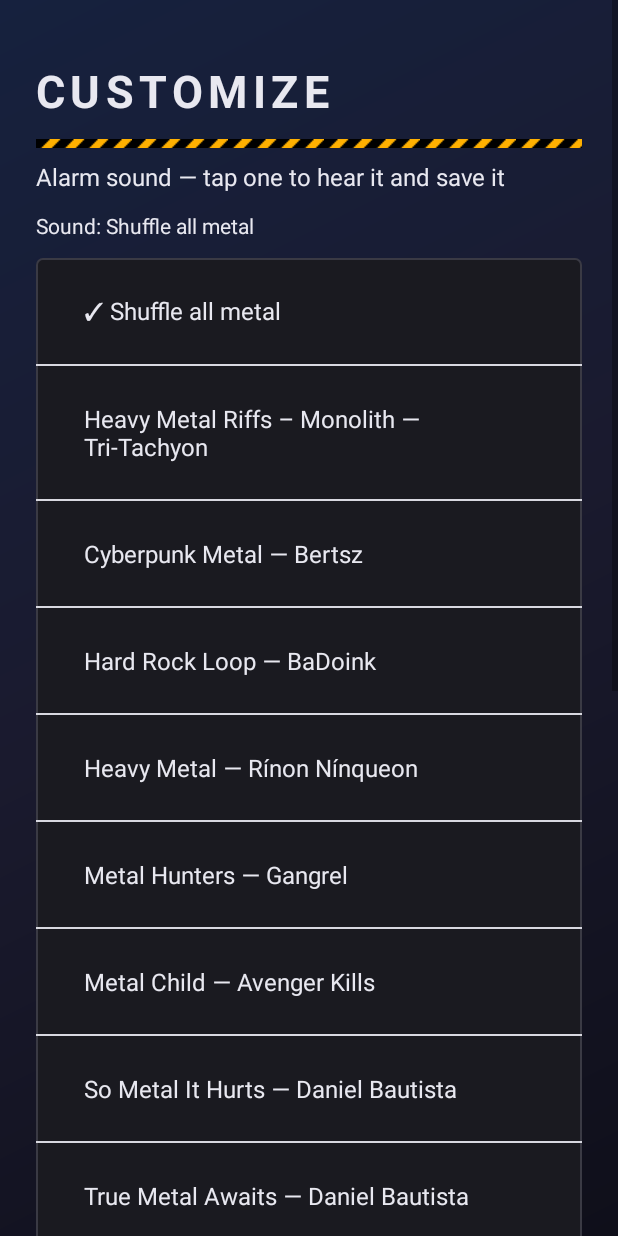
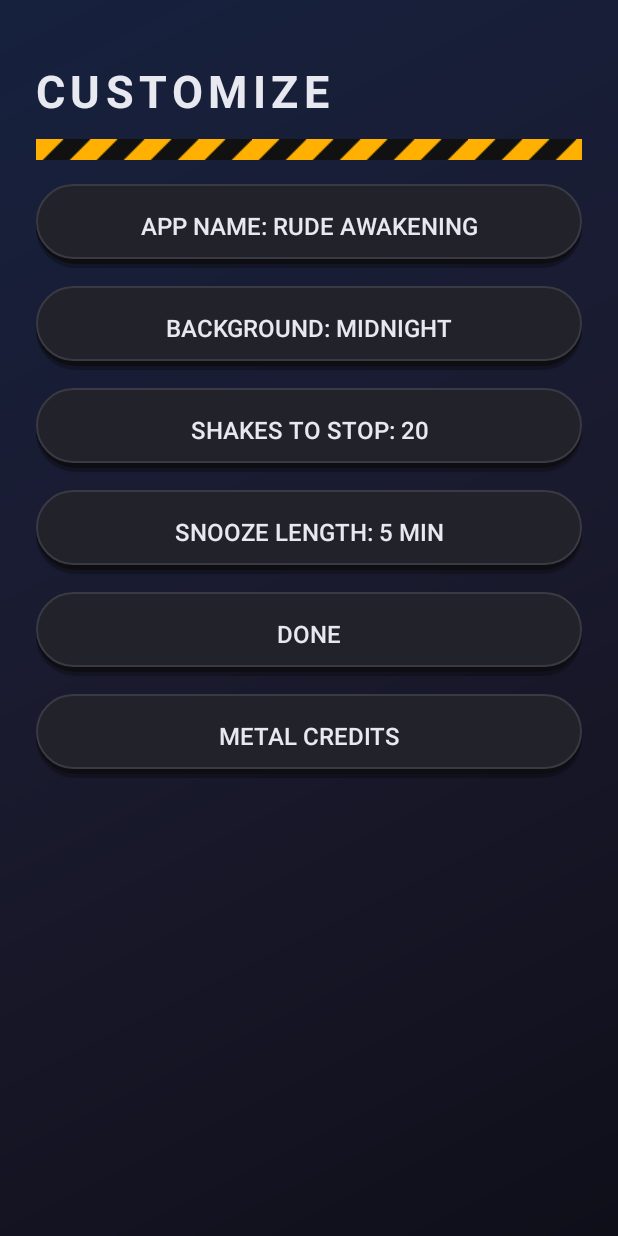
Before and after one commit to JPDimples/rude-awakening, an Android app: the screen it shows after launch (SettingsActivity), after a tap on "CUSTOMIZE", on a phone screen of 412 x 824 dp. Run offline under Robolectric (Android 15) with nearby library versions, the phone set to English and light mode, and no system bars.

Commit message:
Rude Awakening v1.8: scroll-box alarm list, no sound list, credits button, bigger tape
- Credits paragraph off the bottom of Customize: now a Metal credits
  button showing the credits in a dialog.
- Sound picker list removed from Customize; the saved sound (Shuffle
  all metal) is used as-is.
- Alarm list back in its own 260dp box with a visible side scrollbar,
  so the home page itself doesn't scroll.
- Caution tape bar 14dp with a bigger, thicker-striped tile (144x24).
- Stale 'Alarm set for ...' log line is cleared when no alarms exist.

```diff
--- a/app/src/main/AndroidManifest.xml
+++ b/app/src/main/AndroidManifest.xml
@@ -1,8 +1,8 @@
 <?xml version="1.0" encoding="utf-8"?>
 <manifest xmlns:android="http://schemas.android.com/apk/res/android"
     package="com.johnparnham.rudeawakening"
-    android:versionCode="8"
-    android:versionName="1.7">
+    android:versionCode="9"
+    android:versionName="1.8">
 
     <uses-sdk android:minSdkVersion="26" android:targetSdkVersion="34" />
 
--- a/app/src/main/java/com/johnparnham/rudeawakening/MainActivity.kt
+++ b/app/src/main/java/com/johnparnham/rudeawakening/MainActivity.kt
@@ -103,6 +103,8 @@ class MainActivity : Activity() {
                 setPadding(8, 24, 8, 24)
             }
             alarmListContainer.addView(empty)
+            // Don't leave a stale "Alarm set for ..." log when no alarms exist.
+            statusLogText.text = ""
         }
         for (alarm in alarms) {
             alarmListContainer.addView(buildAlarmCard(alarm))
--- a/app/src/main/java/com/johnparnham/rudeawakening/SettingsActivity.kt
+++ b/app/src/main/java/com/johnparnham/rudeawakening/SettingsActivity.kt
@@ -4,10 +4,8 @@ import android.app.Activity
 import android.app.AlertDialog
 import android.content.Intent
 import android.os.Bundle
-import android.view.View
 import android.widget.Button
 import android.widget.EditText
-import android.widget.LinearLayout
 import android.widget.TextView
 import android.widget.Toast
 
@@ -18,13 +16,11 @@ import android.widget.Toast
  */
 class SettingsActivity : Activity() {
 
-    private lateinit var soundListContainer: LinearLayout
-    private lateinit var selectedSoundText: TextView
     private lateinit var nameButton: Button
     private lateinit var backgroundButton: Button
     private lateinit var shakesButton: Button
     private lateinit var snoozeButton: Button
-    private var clips: List<MetalClip> = emptyList()
+    private lateinit var metalCreditsButton: Button
 
     companion object {
         private const val PICK_PHOTO = 1001
@@ -34,21 +30,19 @@ class SettingsActivity : Activity() {
         super.onCreate(savedInstanceState)
         setContentView(R.layout.activity_settings)
 
-        soundListContainer = findViewById(R.id.soundListContainer)
-        selectedSoundText = findViewById(R.id.selectedSoundText)
         nameButton = findViewById(R.id.nameButton)
         backgroundButton = findViewById(R.id.backgroundButton)
         shakesButton = findViewById(R.id.shakesButton)
         snoozeButton = findViewById(R.id.snoozeButton)
+        metalCreditsButton = findViewById(R.id.metalCreditsButton)
 
-        clips = MetalPlayer.loadClips(this)
-        showSoundList()
         refreshButtons()
 
         nameButton.setOnClickListener { showNameDialog() }
         backgroundButton.setOnClickListener { showBackgroundDialog() }
         shakesButton.setOnClickListener { showShakesDialog() }
         snoozeButton.setOnClickListener { showSnoozeDialog() }
+        metalCreditsButton.setOnClickListener { showMetalCreditsDialog() }
         findViewById<Button>(R.id.doneButton).setOnClickListener {
             MetalPlayer.stop()
             finish()
@@ -88,52 +82,14 @@ class SettingsActivity : Activity() {
         }
     }
 
-    // v1.7: the sound list is plain rows inside the page's ScrollView, so
-    // the whole Customize page scrolls as one — the old fixed-height
-    // ListView trapped the clips in a 220dp box and cut the 5th row off.
-    private fun showSoundList() {
-        val saved = AlarmStore.getMetalClip(this)
-        soundListContainer.removeAllViews()
-        soundListContainer.setBackgroundResource(BackgroundHelper.cardRes(this))
-        val textColor = BackgroundHelper.textColor(this)
-
-        fun addRow(label: String, isSaved: Boolean, onTap: () -> Unit) {
-            val row = TextView(this).apply {
-                text = (if (isSaved) "✓ " else "") + label
-                textSize = 16f
-                setTextColor(textColor)
-                setPadding(48, 36, 48, 36)
-                setOnClickListener { onTap() }
-            }
-            soundListContainer.addView(row)
-            val divider = View(this).apply {
-                layoutParams = LinearLayout.LayoutParams(
-                    LinearLayout.LayoutParams.MATCH_PARENT, 2
-                )
-                setBackgroundColor(0xFFD8D8E0.toInt())
-            }
-            soundListContainer.addView(divider)
-        }
-
-        addRow("Shuffle all metal", saved == MetalPlayer.SHUFFLE) {
-            AlarmStore.setMetalClip(this, MetalPlayer.SHUFFLE)
-            MetalPlayer.play(this, MetalPlayer.SHUFFLE)
-            selectedSoundText.text = "Sound: Shuffle all metal"
-            Toast.makeText(this, "Sound saved: Shuffle all metal", Toast.LENGTH_SHORT).show()
-            showSoundList()
-        }
-        for (clip in clips) {
-            addRow("${clip.title} — ${clip.creator}", clip.file == saved) {
-                AlarmStore.setMetalClip(this, clip.file)
-                MetalPlayer.play(this, clip.file)
-                selectedSoundText.text = "Sound: ${clip.title} — ${clip.creator}"
-                Toast.makeText(this, "Sound saved: ${clip.title}", Toast.LENGTH_SHORT).show()
-                showSoundList()
-            }
-        }
-        val savedTitle = if (saved == MetalPlayer.SHUFFLE) "Shuffle all metal"
-            else clips.firstOrNull { it.file == saved }?.title ?: saved
-        selectedSoundText.text = "Sound: $savedTitle"
+    // v1.8: the credits paragraph lived at the bottom of this screen; it
+    // now lives behind a button instead.
+    private fun showMetalCreditsDialog() {
+        AlertDialog.Builder(this)
+            .setTitle("Metal clips")
+            .setMessage("“Heavy Metal Riffs – Monolith” by Tri-Tachyon (CC BY), “Cyberpunk Metal” by Bertsz (CC0), “Hard Rock Loop” by BaDoink (CC0), “Heavy Metal” by Rínon Nínqueon (CC BY-SA), “Metal Hunters” by Gangrel (CC BY), “Metal Child” by Avenger Kills (CC BY), “So Metal It Hurts” by Daniel Bautista (CC BY), “True Metal Awaits” by Daniel Bautista (CC BY), “Death Metal Tango” by SadClown (CC BY-SA), “Long Live Heavy Metal” by black city (CC BY-SA). Trimmed to 30-second clips.")
+            .setPositiveButton("OK", null)
+            .show()
     }
 
     private fun refreshButtons() {
--- a/app/src/main/res/layout/activity_alarm.xml
+++ b/app/src/main/res/layout/activity_alarm.xml
@@ -31,7 +31,7 @@
 
     <View
         android:layout_width="match_parent"
-        android:layout_height="6dp"
+        android:layout_height="14dp"
         android:background="@drawable/hazard_stripes"
         android:layout_marginTop="16dp" />
 
--- a/app/src/main/res/layout/activity_settings.xml
+++ b/app/src/main/res/layout/activity_settings.xml
@@ -24,33 +24,8 @@
 
         <View
             android:layout_width="match_parent"
-            android:layout_height="6dp"
+            android:layout_height="14dp"
             android:background="@drawable/hazard_stripes"
-            android:layout_marginTop="12dp" />
-
-        <TextView
-            android:layout_width="match_parent"
-            android:layout_height="wrap_content"
-            android:text="Alarm sound — tap one to hear it and save it"
-            android:textSize="16sp"
-            android:textColor="#8A8A9A"
-            android:layout_marginTop="8dp" />
-
-        <TextView
-            android:id="@+id/selectedSoundText"
-            android:layout_width="match_parent"
-            android:layout_height="wrap_content"
-            android:text=""
-            android:textSize="14sp"
-            android:textColor="#E8E8F0"
-            android:layout_marginTop="12dp" />
-
-        <LinearLayout
-            android:id="@+id/soundListContainer"
-            android:layout_width="match_parent"
-            android:layout_height="wrap_content"
-            android:orientation="vertical"
-            android:background="@drawable/card_bg"
             android:layout_marginTop="12dp" />
 
         <Button
@@ -103,13 +78,15 @@
             android:background="@drawable/button_bg"
             android:layout_marginTop="12dp" />
 
-        <TextView
+        <Button
+            android:id="@+id/metalCreditsButton"
             android:layout_width="match_parent"
-            android:layout_height="wrap_content"
-            android:text="Metal clips: “Heavy Metal Riffs – Monolith” by Tri-Tachyon (CC BY), “Cyberpunk Metal” by Bertsz (CC0), “Hard Rock Loop” by BaDoink (CC0), “Heavy Metal” by Rínon Nínqueon (CC BY-SA), “Metal Hunters” by Gangrel (CC BY), “Metal Child” by Avenger Kills (CC BY), “So Metal It Hurts” by Daniel Bautista (CC BY), “True Metal Awaits” by Daniel Bautista (CC BY), “Death Metal Tango” by SadClown (CC BY-SA), “Long Live Heavy Metal” by black city (CC BY-SA). Trimmed to 30-second clips."
-            android:textSize="12sp"
-            android:textColor="#9A9AB0"
-            android:layout_marginTop="16dp" />
+            android:layout_height="56dp"
+            android:text="Metal credits"
+            android:textSize="16sp"
+            android:textColor="#E8E8F0"
+            android:background="@drawable/button_bg"
+            android:layout_marginTop="12dp" />
 
     </LinearLayout>
 
```
Also changed, not shown: app/src/main/res/drawable/list_box_bg.xml (added, +7 -0 lines), app/src/main/res/layout/activity_main.xml (+26 -22 lines), app/src/main/res/drawable/hazard_tile.png, 3 other files.
